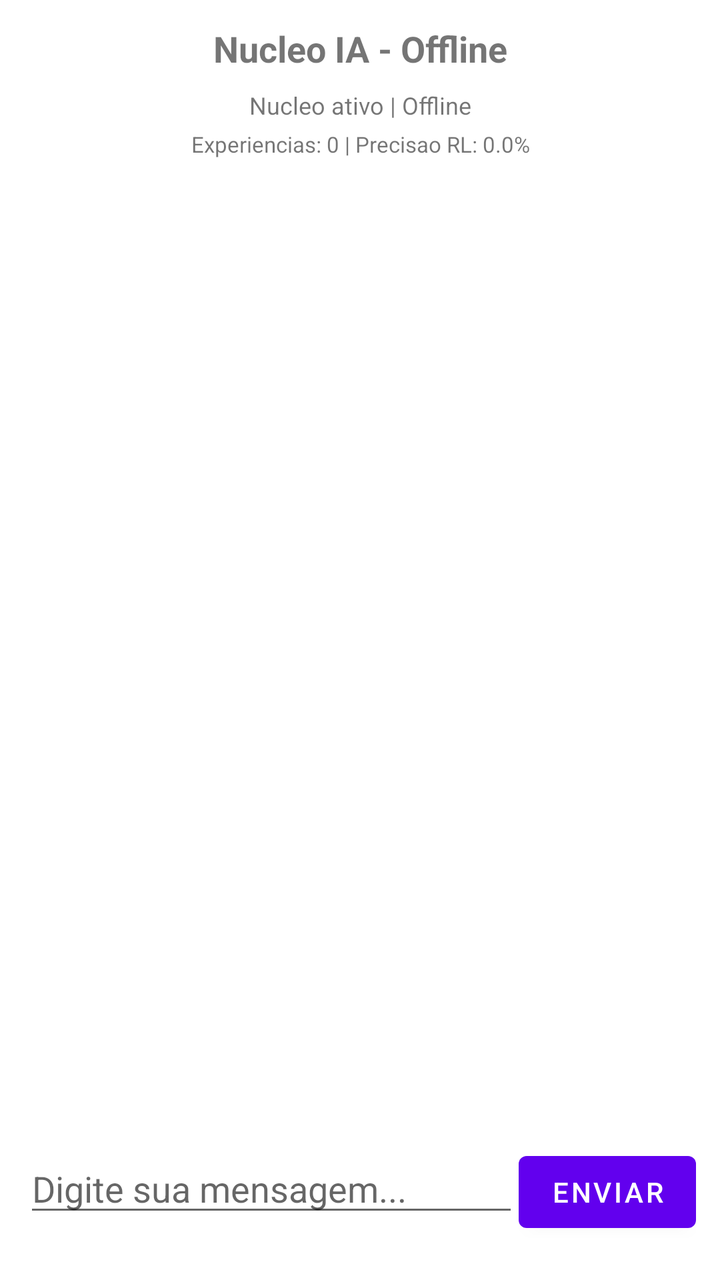
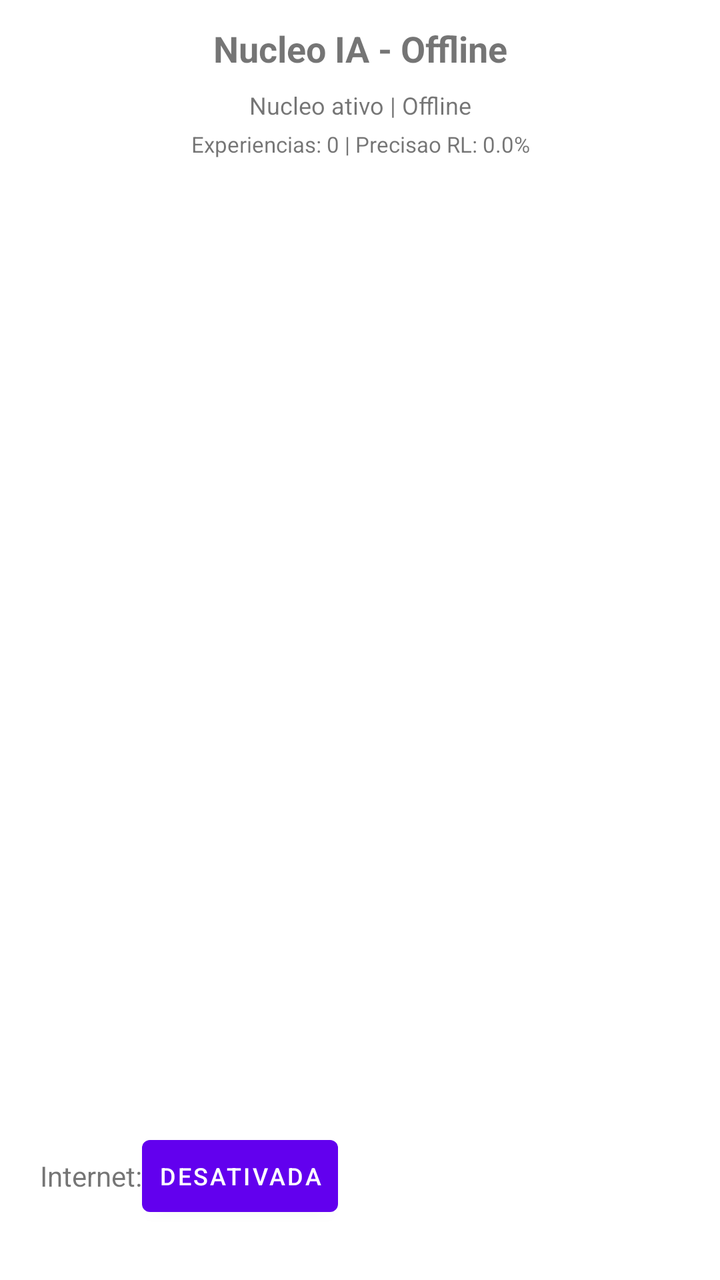

Two renders of the same Android screen: before a commit and after it. Below are the layout's source before the change and the commit's diff.
<!-- AndroidManifest.xml: application theme Theme.NucleoIA -->
<!-- res/layout/activity_main.xml -->
<LinearLayout
    xmlns:android="http://schemas.android.com/apk/res/android"
    android:layout_width="match_parent"
    android:layout_height="match_parent"
    android:orientation="vertical"
    android:padding="12dp">

    <TextView
        android:id="@+id/tvTitle"
        android:layout_width="match_parent"
        android:layout_height="wrap_content"
        android:text="Nucleo IA - Offline"
        android:textSize="18sp"
        android:textStyle="bold"
        android:gravity="center"
        android:paddingBottom="8dp" />

    <TextView
        android:id="@+id/tvStatus"
        android:layout_width="match_parent"
        android:layout_height="wrap_content"
        android:text="Nucleo ativo | Offline"
        android:textSize="12sp"
        android:gravity="center"
        android:paddingBottom="4dp" />

    <TextView
        android:id="@+id/tvStats"
        android:layout_width="match_parent"
        android:layout_height="wrap_content"
        android:text="Experiencias: 0 | Precisao RL: 0.0%"
        android:textSize="11sp"
        android:gravity="center"
        android:paddingBottom="8dp" />

    <androidx.recyclerview.widget.RecyclerView
        android:id="@+id/recycler"
        android:layout_width="match_parent"
        android:layout_height="0dp"
        android:layout_weight="1" />

    <LinearLayout
        android:layout_width="match_parent"
        android:layout_height="wrap_content"
        android:orientation="horizontal"
        android:paddingTop="8dp"
        android:paddingBottom="8dp">

        <EditText
            android:id="@+id/etInput"
            android:layout_width="0dp"
            android:layout_height="wrap_content"
            android:layout_weight="1"
            android:hint="Digite sua mensagem..."
            android:inputType="text"
            android:maxLines="1" />

        <Button
            android:id="@+id/btnSend"
            android:layout_width="wrap_content"
            android:layout_height="wrap_content"
            android:text="Enviar" />

    </LinearLayout>
</LinearLayout>
<!-- resources referenced by this layout -->
<resources>
  <style name="Theme.NucleoIA" parent="Theme.MaterialComponents.Light.NoActionBar" />
</resources>

<!-- the commit's change to res/layout/activity_main.xml (unified diff, before → after) -->
@@ -46,7 +46,42 @@
         android:paddingTop="8dp"
         android:paddingBottom="8dp">
 
-        <EditText
+            <LinearLayout
+        android:id="@+id/layoutInternet"
+        android:layout_width="match_parent"
+        android:layout_height="wrap_content"
+        android:orientation="horizontal"
+        android:gravity="center_vertical"
+        android:padding="8dp">
+
+        <TextView
+            android:layout_width="wrap_content"
+            android:layout_height="wrap_content"
+            android:text="Internet:"
+            android:textSize="14sp"/>
+
+        <Button
+            android:id="@+id/btnInternet"
+            android:layout_width="wrap_content"
+            android:layout_height="wrap_content"
+            android:text="Desativada"
+            android:textSize="12sp"
+            android:minWidth="0dp"
+            android:paddingStart="8dp"
+            android:paddingEnd="8dp"/>
+
+        <TextView
+            android:id="@+id/tvInternetStatus"
+            android:layout_width="0dp"
+            android:layout_height="wrap_content"
+            android:layout_weight="1"
+            android:text=""
+            android:textSize="12sp"
+            android:gravity="end"/>
+
+    </LinearLayout>
+
+    <EditText
             android:id="@+id/etInput"
             android:layout_width="0dp"
             android:layout_height="wrap_content"
